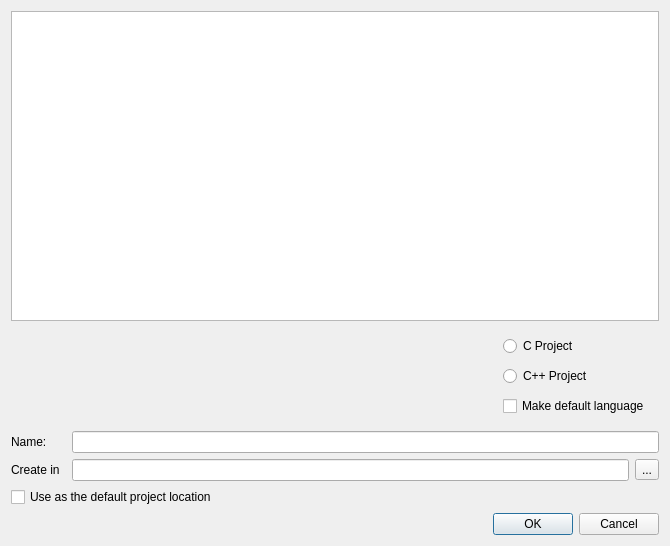
This is RedPandaIDE/widgets/newprojectdialog.ui in royqh1979/RedPanda-CPP as Qt 5 draws it before an edit. The edited form follows.
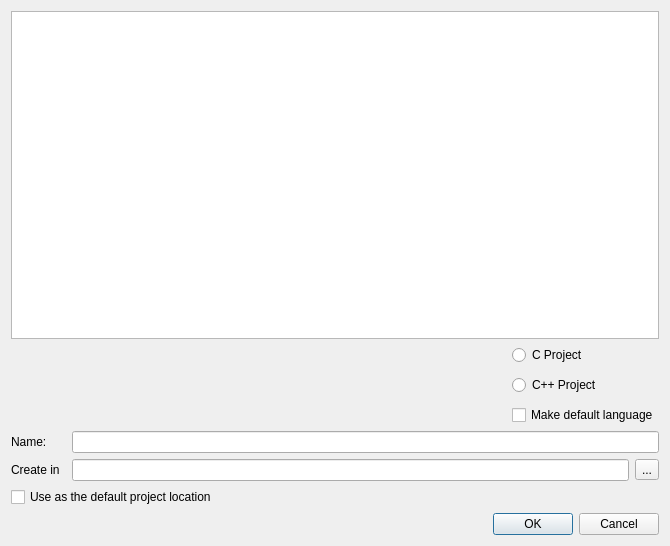
This is the edited form. Icons and pictures are not drawn.

Commit message: minor change for new project dialog

Patch:
```diff
--- a/RedPandaIDE/widgets/newprojectdialog.ui
+++ b/RedPandaIDE/widgets/newprojectdialog.ui
@@ -68,9 +68,15 @@
         <property name="textFormat">
          <enum>Qt::RichText</enum>
         </property>
+        <property name="alignment">
+         <set>Qt::AlignLeading|Qt::AlignLeft|Qt::AlignTop</set>
+        </property>
         <property name="wordWrap">
          <bool>true</bool>
         </property>
+        <property name="margin">
+         <number>5</number>
+        </property>
         <property name="openExternalLinks">
          <bool>true</bool>
         </property>
@@ -82,6 +88,18 @@
       <item>
        <widget class="QWidget" name="widget_2" native="true">
         <layout class="QGridLayout" name="gridLayout">
+         <property name="leftMargin">
+          <number>0</number>
+         </property>
+         <property name="topMargin">
+          <number>0</number>
+         </property>
+         <property name="rightMargin">
+          <number>0</number>
+         </property>
+         <property name="bottomMargin">
+          <number>0</number>
+         </property>
          <property name="verticalSpacing">
           <number>10</number>
          </property>
```
